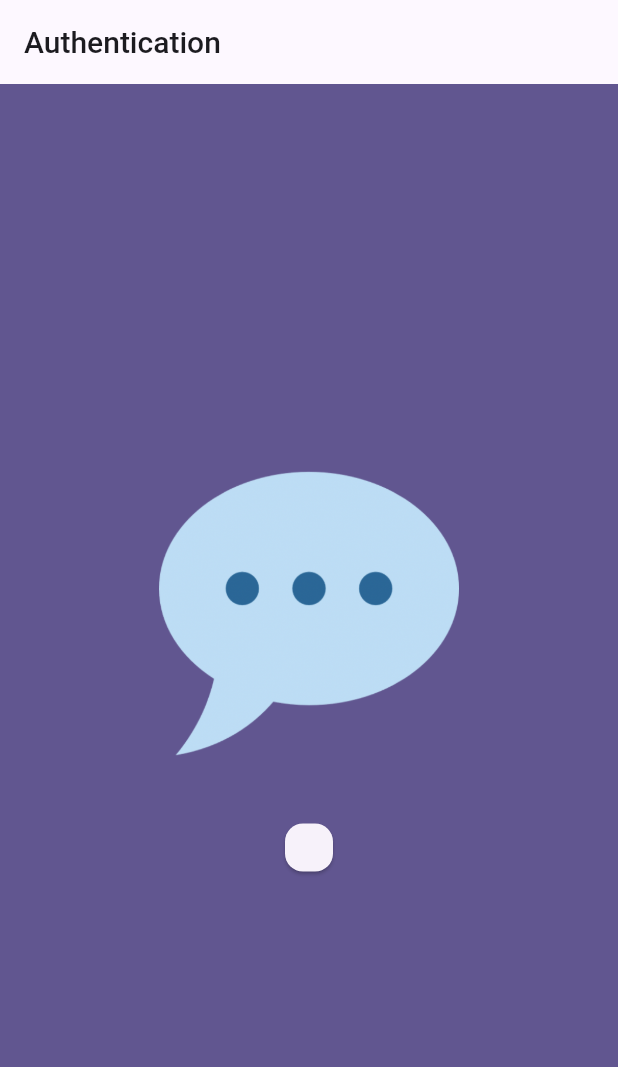
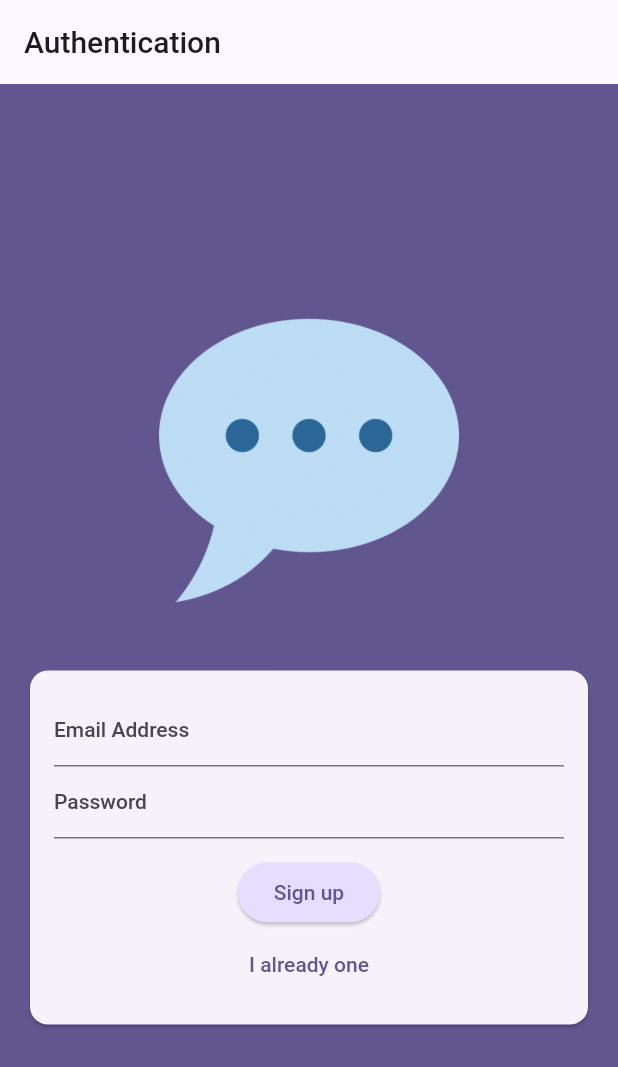
Before and after one commit to DereckAn/FlutterProjects, a Flutter app: the screen it shows after launch, on a phone screen of 412 x 824 dp. Shown: the top 1067 px of the screen. Run offline on Flutter 3.47's test engine with Material 2 defaults, Android fonts, the phone set to English and light mode, and no system bars; our stand-ins replace flutter_riverpod, google_fonts, image_picker, location, sqflite, transparent_image; accounts and stored records are empty.

Commit message:
Adding login page form fields andsubmitted buttons

```diff
--- a/chat_app/lib/screens/authentication.dart
+++ b/chat_app/lib/screens/authentication.dart
@@ -8,23 +8,25 @@ class AuthenticationScreen extends StatefulWidget {
 }
 
 class _AuthenticationScreenState extends State<AuthenticationScreen> {
+  bool isLogin = false;
+
   @override
   Widget build(BuildContext context) {
     return Scaffold(
       backgroundColor: Theme.of(context).colorScheme.primary,
       appBar: AppBar(
-
         title: const Text('Authentication'),
       ),
-      body: Form(child: Center(
+      body: Form(
+        child: Center(
           child: SingleChildScrollView(
             child: Column(
               mainAxisAlignment: MainAxisAlignment.center,
               children: [
                 Container(
                   margin: const EdgeInsets.only(
-                  top:30,
-                  bottom:20,
+                    top: 30,
+                    bottom: 20,
                     left: 20,
                     right: 20,
                   ),
@@ -34,19 +36,61 @@ class _AuthenticationScreenState extends State<AuthenticationScreen> {
                 Card(
                   margin: const EdgeInsets.all(20),
                   child: SingleChildScrollView(
-                  child: Padding(padding: const EdgeInsets.all(16),
-                  child: Form(child: Column(
+                    child: Padding(
+                      padding: const EdgeInsets.all(16),
+                      child: Form(
+                        child: Column(
                           mainAxisSize: MainAxisSize.min,
-
-                  )),
-                  )
-                )
+                          children: [
+                            TextFormField(
+                              // ignore: prefer_const_constructors
+                              decoration: const InputDecoration(
+                                  labelText: 'Email Address'),
+                              keyboardType: TextInputType.emailAddress,
+                              autocorrect:
+                                  false, // esto es para desactivar la autocorrecion
+                              textCapitalization: TextCapitalization
+                                  .none, // para que la primera letra no se ponga como mayuscula.
+                            ),
+                            TextFormField(
+                              // ignore: prefer_const_constructors
+                              decoration:
+                                  const InputDecoration(labelText: 'Password'),
+                              obscureText:
+                                  true, // escodne los caracteres meintras el usuario ingresa la contrasena.
+                            ),
+                            const SizedBox(
+                              height: 12,
+                            ),
+                            ElevatedButton(
+                              style: ElevatedButton.styleFrom(
+                                  backgroundColor: Theme.of(context)
+                                      .colorScheme
+                                      .primaryContainer),
+                              onPressed: () {},
+                              child: Text(isLogin ? 'Login' : 'Sign up'),
+                            ),
+                            TextButton(
+                              onPressed: () {
+                                setState(() {
+                                  isLogin = !isLogin;
+                                });
+                              },
+                              child: Text(isLogin
+                                  ? 'Create and account.'
+                                  : 'I already one'),
+                            ),
+                          ],
+                        ),
+                      ),
+                    ),
+                  ),
                 )
               ],
-
             ),
-        )
-      ))
+          ),
+        ),
+      ),
     );
   }
 }
```
Lines whose indentation alone changed are shown as unchanged.
